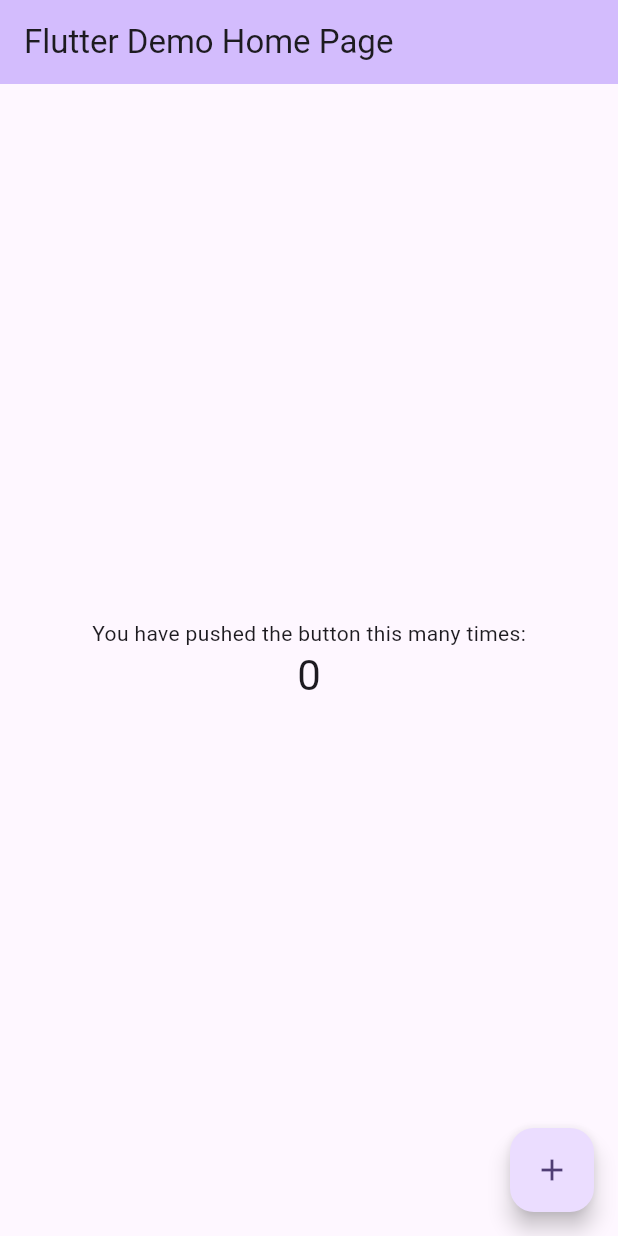
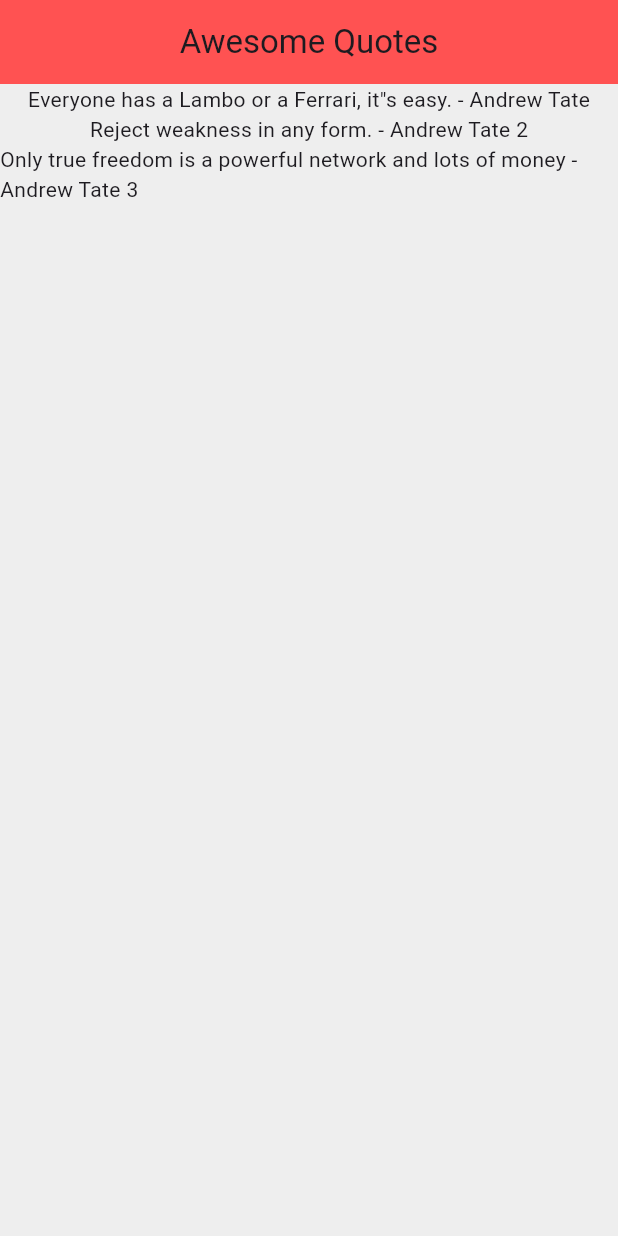
Before and after one commit to GauravSingh54/quotes_flutter, a Flutter app: the screen it shows after launch, on a phone screen of 412 x 824 dp. Run offline on Flutter 3.47's test engine with Material 3 defaults, Android fonts, the phone set to English and light mode, and no system bars.

```diff
--- a/lib/main.dart
+++ b/lib/main.dart
@@ -1,125 +1,39 @@
 import 'package:flutter/material.dart';
+import 'quote.dart';
+void main()  => runApp(const MaterialApp(
+  home: QuotesList(),
+));
 
-void main() {
-  runApp(const MyApp());
+class QuotesList extends StatefulWidget {
+  const QuotesList({super.key});
+
+  @override
+  State<QuotesList> createState() => _QuotesListState();
 }
 
-class MyApp extends StatelessWidget {
-  const MyApp({super.key});
+class _QuotesListState extends State<QuotesList> {
 
-  // This widget is the root of your application.
+  List<Quote> quotes =[
+    Quote(author: 'Andrew Tate', text:  'Everyone has a Lambo or a Ferrari, it"s easy.'),
+    Quote(author: 'Andrew Tate 2', text:  'Reject weakness in any form.'),
+    Quote(author: 'Andrew Tate 3', text:  'Only true freedom is a powerful network and lots of money')
+  ];
+
+
   @override
   Widget build(BuildContext context) {
-    return MaterialApp(
-      title: 'Flutter Demo',
-      theme: ThemeData(
-        // This is the theme of your application.
-        //
-        // TRY THIS: Try running your application with "flutter run". You'll see
-        // the application has a purple toolbar. Then, without quitting the app,
-        // try changing the seedColor in the colorScheme below to Colors.green
-        // and then invoke "hot reload" (save your changes or press the "hot
-        // reload" button in a Flutter-supported IDE, or press "r" if you used
-        // the command line to start the app).
-        //
-        // Notice that the counter didn't reset back to zero; the application
-        // state is not lost during the reload. To reset the state, use hot
-        // restart instead.
-        //
-        // This works for code too, not just values: Most code changes can be
-        // tested with just a hot reload.
-        colorScheme: ColorScheme.fromSeed(seedColor: Colors.deepPurple),
-        useMaterial3: true,
+    return Scaffold(
+      backgroundColor: Colors.grey[200],
+      appBar: AppBar(
+        title: const Text('Awesome Quotes'),
+        centerTitle: true,
+        backgroundColor: Colors.redAccent,
       ),
-      home: const MyHomePage(title: 'Flutter Demo Home Page'),
+
+      body: Column(
+        children: quotes.map((quote) =>Text('${quote.text} - ${quote.author}')).toList(),
+        ),
+
     );
   }
 }
-
-class MyHomePage extends StatefulWidget {
-  const MyHomePage({super.key, required this.title});
-
-  // This widget is the home page of your application. It is stateful, meaning
-  // that it has a State object (defined below) that contains fields that affect
-  // how it looks.
-
-  // This class is the configuration for the state. It holds the values (in this
-  // case the title) provided by the parent (in this case the App widget) and
-  // used by the build method of the State. Fields in a Widget subclass are
-  // always marked "final".
-
-  final String title;
-
-  @override
-  State<MyHomePage> createState() => _MyHomePageState();
-}
-
-class _MyHomePageState extends State<MyHomePage> {
-  int _counter = 0;
-
-  void _incrementCounter() {
-    setState(() {
-      // This call to setState tells the Flutter framework that something has
-      // changed in this State, which causes it to rerun the build method below
-      // so that the display can reflect the updated values. If we changed
-      // _counter without calling setState(), then the build method would not be
-      // called again, and so nothing would appear to happen.
-      _counter++;
-    });
-  }
-
-  @override
-  Widget build(BuildContext context) {
-    // This method is rerun every time setState is called, for instance as done
-    // by the _incrementCounter method above.
-    //
-    // The Flutter framework has been optimized to make rerunning build methods
-    // fast, so that you can just rebuild anything that needs updating rather
-    // than having to individually change instances of widgets.
-    return Scaffold(
-      appBar: AppBar(
-        // TRY THIS: Try changing the color here to a specific color (to
-        // Colors.amber, perhaps?) and trigger a hot reload to see the AppBar
-        // change color while the other colors stay the same.
-        backgroundColor: Theme.of(context).colorScheme.inversePrimary,
-        // Here we take the value from the MyHomePage object that was created by
-        // the App.build method, and use it to set our appbar title.
-        title: Text(widget.title),
-      ),
-      body: Center(
-        // Center is a layout widget. It takes a single child and positions it
-        // in the middle of the parent.
-        child: Column(
-          // Column is also a layout widget. It takes a list of children and
-          // arranges them vertically. By default, it sizes itself to fit its
-          // children horizontally, and tries to be as tall as its parent.
-          //
-          // Column has various properties to control how it sizes itself and
-          // how it positions its children. Here we use mainAxisAlignment to
-          // center the children vertically; the main axis here is the vertical
-          // axis because Columns are vertical (the cross axis would be
-          // horizontal).
-          //
-          // TRY THIS: Invoke "debug painting" (choose the "Toggle Debug Paint"
-          // action in the IDE, or press "p" in the console), to see the
-          // wireframe for each widget.
-          mainAxisAlignment: MainAxisAlignment.center,
-          children: <Widget>[
-            const Text(
-              'You have pushed the button this many times:',
-            ),
-            Text(
-              '$_counter',
-              style: Theme.of(context).textTheme.headlineMedium,
-            ),
-          ],
-        ),
-      ),
-      floatingActionButton: FloatingActionButton(
-        onPressed: _incrementCounter,
-        tooltip: 'Increment',
-        child: const Icon(Icons.add),
-      ), // This trailing comma makes auto-formatting nicer for build methods.
-    );
-  }
-}
--- /dev/null
+++ b/lib/quote.dart
@@ -0,0 +1,9 @@
+class Quote{
+
+  String text;
+  String author;
+
+  Quote({required this.text, required this.author});
+
+
+}
```
